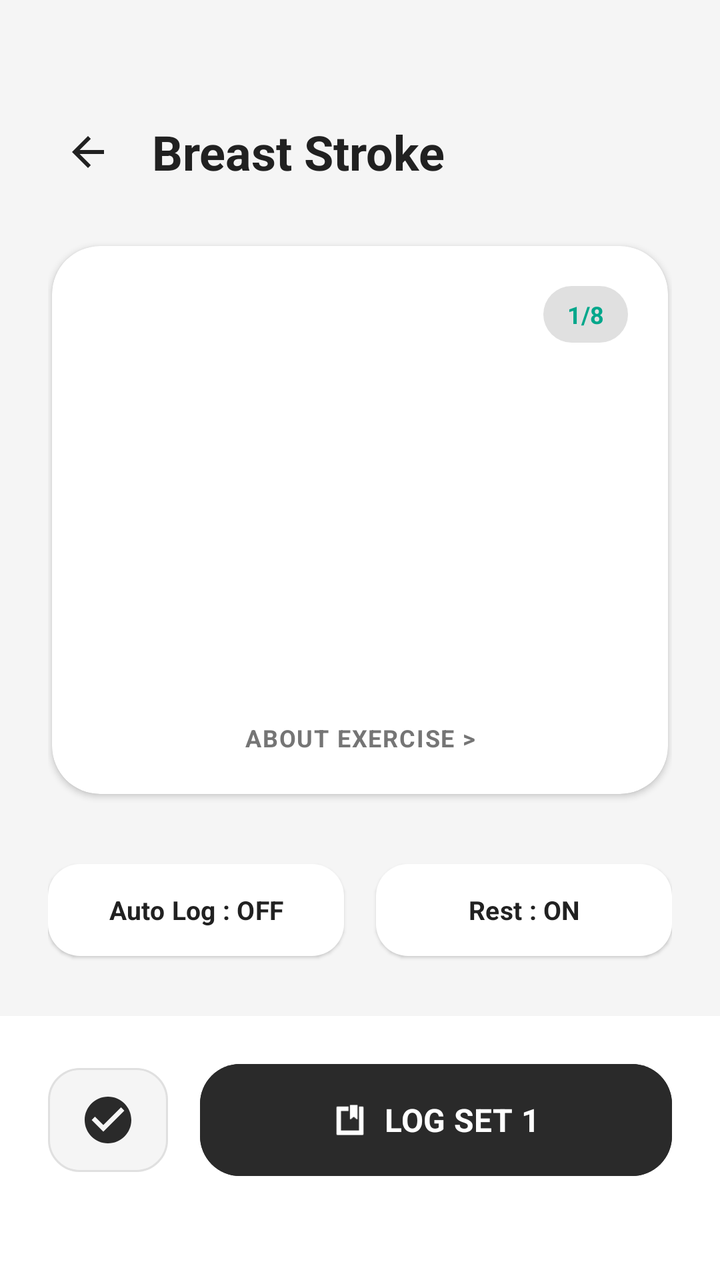
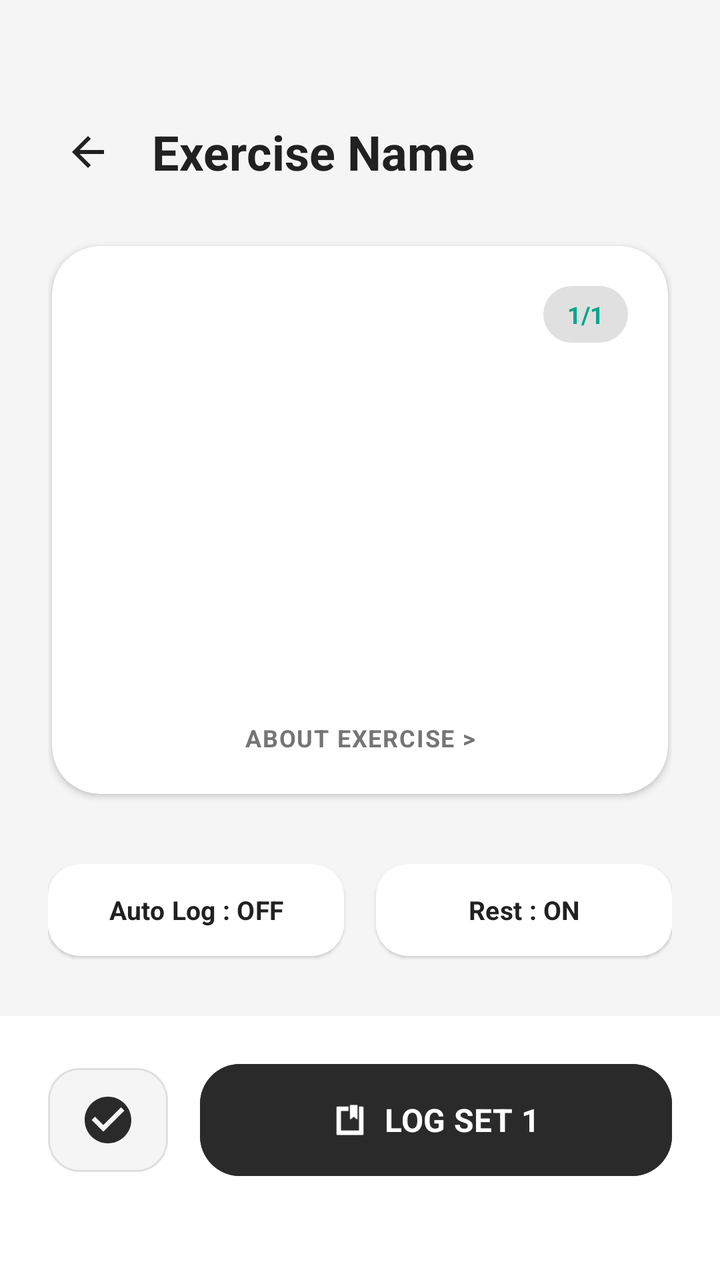

The first picture is an Android layout as it rendered before a commit; the second is the same layout after the commit. The layout source and the unified diff follow.
<!-- AndroidManifest.xml: application theme Theme.Nutriority -->
<!-- res/layout/fragment_exercise_detail.xml -->
<?xml version="1.0" encoding="utf-8"?>
<androidx.constraintlayout.widget.ConstraintLayout
    xmlns:android="http://schemas.android.com/apk/res/android"
    xmlns:app="http://schemas.android.com/apk/res-auto"
    xmlns:tools="http://schemas.android.com/tools"
    android:layout_width="match_parent"
    android:layout_height="match_parent"
    android:background="@color/app_background"
    tools:context=".ui.workout.ExerciseDetailFragment">

    
    <LinearLayout
        android:id="@+id/header_container"
        android:layout_width="match_parent"
        android:layout_height="wrap_content"
        android:orientation="vertical"
        android:paddingHorizontal="24dp"
        android:paddingTop="56dp"
        android:paddingBottom="16dp"
        app:layout_constraintTop_toTopOf="parent">

        <LinearLayout
            android:layout_width="match_parent"
            android:layout_height="wrap_content"
            android:gravity="center_vertical"
            android:orientation="horizontal">

            <ImageView
                android:id="@+id/backButton"
                android:layout_width="40dp"
                android:layout_height="40dp"
                android:importantForAccessibility="no"
                android:padding="8dp"
                android:src="@drawable/ic_arrow_back"
                app:tint="#212121" />

            <TextView
                android:id="@+id/exerciseTitle"
                android:layout_width="wrap_content"
                android:layout_height="wrap_content"
                android:layout_marginStart="12dp"
                android:fontFamily="sans-serif"
                android:textStyle="bold"
                android:text="Breast Stroke"
                android:textColor="#212121"
                android:textSize="24sp"
                app:autoSizeTextType="uniform"
                app:autoSizeMinTextSize="18sp"
                app:autoSizeMaxTextSize="24sp" />
        </LinearLayout>
    </LinearLayout>

    <androidx.core.widget.NestedScrollView
        android:layout_width="0dp"
        android:layout_height="0dp"
        android:clipToPadding="false"
        android:paddingBottom="100dp"
        app:layout_constraintBottom_toTopOf="@id/bottom_bar_container"
        app:layout_constraintEnd_toEndOf="parent"
        app:layout_constraintStart_toStartOf="parent"
        app:layout_constraintTop_toBottomOf="@id/header_container">

        <LinearLayout
            android:layout_width="match_parent"
            android:layout_height="wrap_content"
            android:orientation="vertical"
            android:paddingHorizontal="24dp">

            
            <com.google.android.material.card.MaterialCardView
                android:layout_width="match_parent"
                android:layout_height="280dp"
                android:layout_marginTop="8dp"
                app:cardBackgroundColor="@android:color/white"
                app:cardCornerRadius="24dp"
                app:cardElevation="2dp"
                app:cardPreventCornerOverlap="false"
                app:cardUseCompatPadding="true"
                app:strokeWidth="0dp">

                <androidx.constraintlayout.widget.ConstraintLayout
                    android:layout_width="match_parent"
                    android:layout_height="match_parent"
                    android:background="@android:color/transparent">

                    <TextView
                        android:id="@+id/exerciseCountText"
                        android:layout_width="wrap_content"
                        android:layout_height="wrap_content"
                        android:layout_marginTop="20dp"
                        android:layout_marginEnd="20dp"
                        android:background="@drawable/rounded_chip_background_light"
                        android:fontFamily="sans-serif"
                        android:textStyle="bold"
                        android:paddingHorizontal="12dp"
                        android:paddingVertical="6dp"
                        android:text="1/8"
                        android:textColor="@color/green"
                        android:textSize="12sp"
                        app:autoSizeTextType="uniform"
                        app:autoSizeMinTextSize="10sp"
                        app:autoSizeMaxTextSize="12sp"
                        app:layout_constraintEnd_toEndOf="parent"
                        app:layout_constraintTop_toTopOf="parent" />

                    <ImageView
                        android:id="@+id/img_exercise"
                        android:layout_width="match_parent"
                        android:layout_height="match_parent"
                        android:importantForAccessibility="no"
                        android:scaleType="centerInside"
                        android:layout_margin="32dp" />

                    <TextView
                        android:id="@+id/btnAboutExercise"
                        android:layout_width="wrap_content"
                        android:layout_height="wrap_content"
                        android:layout_marginBottom="20dp"
                        android:fontFamily="sans-serif"
                        android:textStyle="bold"
                        android:text="ABOUT EXERCISE >"
                        android:textColor="#757575"
                        android:textSize="12sp"
                        android:letterSpacing="0.05"
                        app:autoSizeTextType="uniform"
                        app:autoSizeMinTextSize="10sp"
                        app:autoSizeMaxTextSize="12sp"
                        app:layout_constraintBottom_toBottomOf="parent"
                        app:layout_constraintEnd_toEndOf="parent"
                        app:layout_constraintStart_toStartOf="parent" />

                </androidx.constraintlayout.widget.ConstraintLayout>
            </com.google.android.material.card.MaterialCardView>

            
            <LinearLayout
                android:id="@+id/settings_row"
                android:layout_width="match_parent"
                android:layout_height="wrap_content"
                android:layout_marginTop="24dp"
                android:orientation="horizontal"
                android:clipToPadding="false"
                android:paddingVertical="4dp">

                <com.google.android.material.button.MaterialButton
                    android:id="@+id/btnAutoLog"
                    style="@style/Widget.Material3.Button.ElevatedButton"
                    android:layout_width="0dp"
                    android:layout_height="54dp"
                    android:layout_weight="1"
                    android:layout_marginEnd="8dp"
                    android:fontFamily="sans-serif"
                    android:textStyle="bold"
                    android:text="Auto Log : OFF"
                    android:textColor="#212121"
                    android:textSize="13sp"
                    app:backgroundTint="@color/white"
                    app:cornerRadius="16dp"
                    app:elevation="2dp"
                    app:autoSizeTextType="uniform"
                    app:autoSizeMinTextSize="10sp"
                    app:autoSizeMaxTextSize="13sp" />

                <com.google.android.material.button.MaterialButton
                    android:id="@+id/btnRest"
                    style="@style/Widget.Material3.Button.ElevatedButton"
                    android:layout_width="0dp"
                    android:layout_height="54dp"
                    android:layout_weight="1"
                    android:layout_marginStart="8dp"
                    android:fontFamily="sans-serif"
                    android:textStyle="bold"
                    android:text="Rest : ON"
                    android:textColor="#212121"
                    android:textSize="13sp"
                    app:backgroundTint="@color/white"
                    app:cornerRadius="16dp"
                    app:elevation="2dp"
                    app:autoSizeTextType="uniform"
                    app:autoSizeMinTextSize="10sp"
                    app:autoSizeMaxTextSize="13sp" />
            </LinearLayout>

            <TextView
                android:id="@+id/tv_sets_title"
                android:layout_width="wrap_content"
                android:layout_height="wrap_content"
                android:layout_marginTop="32dp"
                android:fontFamily="sans-serif"
                android:textStyle="bold"
                android:text="Sets"
                android:textColor="#212121"
                android:textSize="20sp"
                app:autoSizeTextType="uniform"
                app:autoSizeMinTextSize="16sp"
                app:autoSizeMaxTextSize="20sp" />

            <androidx.recyclerview.widget.RecyclerView
                android:id="@+id/setsRecyclerView"
                android:layout_width="match_parent"
                android:layout_height="wrap_content"
                android:layout_marginTop="8dp"
                android:layout_marginBottom="24dp"
                android:nestedScrollingEnabled="false"
                tools:listitem="@layout/item_exercise_set" />

        </LinearLayout>
    </androidx.core.widget.NestedScrollView>

    <FrameLayout
        android:id="@+id/bottom_bar_container"
        android:layout_width="match_parent"
        android:layout_height="wrap_content"
        app:layout_constraintBottom_toBottomOf="parent">

        
        <com.google.android.material.card.MaterialCardView
            android:id="@+id/bottom_bar"
            android:layout_width="match_parent"
            android:layout_height="wrap_content"
            app:cardBackgroundColor="@android:color/white"
            app:cardCornerRadius="0dp"
            app:cardElevation="16dp"
            app:strokeWidth="0dp">

            <LinearLayout
                android:layout_width="match_parent"
                android:layout_height="wrap_content"
                android:layout_marginHorizontal="24dp"
                android:layout_marginTop="20dp"
                android:layout_marginBottom="48dp"
                android:gravity="center_vertical"
                android:orientation="horizontal">

                
                <com.google.android.material.button.MaterialButton
                    android:id="@+id/btnCheck"
                    style="@style/Widget.Material3.Button.OutlinedButton"
                    android:layout_width="60dp"
                    android:layout_height="60dp"
                    android:padding="0dp"
                    app:cornerRadius="16dp"
                    app:backgroundTint="#F5F5F5"
                    app:strokeColor="#E0E0E0"
                    app:strokeWidth="1dp"
                    app:icon="@drawable/ic_check_circle"
                    app:iconGravity="textStart"
                    app:iconPadding="0dp"
                    app:iconSize="28dp"
                    app:iconTint="@color/primary_dark" />

                <com.google.android.material.button.MaterialButton
                    android:id="@+id/btnLogSet"
                    android:layout_width="0dp"
                    android:layout_height="64dp"
                    android:layout_weight="1"
                    android:layout_marginStart="16dp"
                    android:fontFamily="sans-serif"
                    android:textStyle="bold"
                    android:text="LOG SET 1"
                    android:textSize="16sp"
                    android:backgroundTint="@color/primary_dark"
                    android:textColor="@color/white"
                    app:cornerRadius="20dp"
                    app:icon="@android:drawable/ic_input_get"
                    app:iconTint="@color/white"
                    app:iconGravity="textStart"
                    app:autoSizeTextType="uniform"
                    app:autoSizeMinTextSize="12sp"
                    app:autoSizeMaxTextSize="16sp" />

            </LinearLayout>
        </com.google.android.material.card.MaterialCardView>

        
        <com.google.android.material.card.MaterialCardView
            android:id="@+id/rest_timer_bar"
            android:layout_width="match_parent"
            android:layout_height="wrap_content"
            android:visibility="gone"
            app:cardBackgroundColor="@android:color/white"
            app:cardCornerRadius="0dp"
            app:cardElevation="16dp"
            app:strokeWidth="0dp">

            <androidx.constraintlayout.widget.ConstraintLayout
                android:layout_width="match_parent"
                android:layout_height="wrap_content"
                android:paddingBottom="48dp"
                android:clickable="true"
                android:focusable="true">

                
                <ImageView
                    android:id="@+id/btnCloseRest"
                    android:layout_width="32dp"
                    android:layout_height="32dp"
                    android:layout_margin="16dp"
                    android:src="@drawable/ic_close"
                    app:layout_constraintStart_toStartOf="parent"
                    app:layout_constraintTop_toTopOf="parent"
                    app:tint="#757575" />

                <TextView
                    android:layout_width="wrap_content"
                    android:layout_height="wrap_content"
                    android:text="Rest"
                    android:textColor="#212121"
                    android:textSize="20sp"
                    android:fontFamily="sans-serif"
                    android:textStyle="bold"
                    app:layout_constraintBottom_toBottomOf="@id/btnCloseRest"
                    app:layout_constraintEnd_toEndOf="parent"
                    app:layout_constraintStart_toStartOf="parent"
                    app:layout_constraintTop_toTopOf="@id/btnCloseRest" />

                
                <LinearLayout
                    android:id="@+id/timer_layout"
                    android:layout_width="match_parent"
                    android:layout_height="wrap_content"
                    android:layout_marginTop="32dp"
                    android:gravity="center"
                    android:orientation="horizontal"
                    app:layout_constraintTop_toBottomOf="@id/btnCloseRest">

                    <com.google.android.material.button.MaterialButton
                        android:id="@+id/btnMinus5"
                        style="@style/Widget.Material3.Button.OutlinedButton"
                        android:layout_width="60dp"
                        android:layout_height="60dp"
                        android:text="-5"
                        android:textColor="@color/green"
                        android:fontFamily="sans-serif"
                        android:textStyle="bold"
                        app:cornerRadius="16dp"
                        app:strokeColor="@color/green" />

                    <TextView
                        android:id="@+id/tvRestTimer"
                        android:layout_width="wrap_content"
                        android:layout_height="wrap_content"
                        android:layout_marginHorizontal="24dp"
                        android:fontFamily="sans-serif"
                        android:text="00:36s"
                        android:textColor="#212121"
                        android:textSize="48sp"
                        android:textStyle="bold" />

                    <com.google.android.material.button.MaterialButton
                        android:id="@+id/btnPlus5"
                        style="@style/Widget.Material3.Button.OutlinedButton"
                        android:layout_width="60dp"
                        android:layout_height="60dp"
                        android:text="+5"
                        android:textColor="@color/green"
                        android:fontFamily="sans-serif"
                        android:textStyle="bold"
                        app:cornerRadius="16dp"
                        app:strokeColor="@color/green" />
                </LinearLayout>

                
                <com.google.android.material.button.MaterialButton
                    android:id="@+id/btnStopRest"
                    android:layout_width="match_parent"
                    android:layout_height="64dp"
                    android:layout_marginHorizontal="24dp"
                    android:layout_marginTop="32dp"
                    android:backgroundTint="@color/primary_dark"
                    android:text="STOP"
                    android:textColor="#FFFFFF"
                    android:fontFamily="sans-serif"
                    android:textStyle="bold"
                    app:cornerRadius="20dp"
                    app:icon="@drawable/dot_active"
                    app:iconTint="#D32F2F"
                    app:layout_constraintTop_toBottomOf="@id/timer_layout" />

            </androidx.constraintlayout.widget.ConstraintLayout>
        </com.google.android.material.card.MaterialCardView>
    </FrameLayout>

</androidx.constraintlayout.widget.ConstraintLayout>
<!-- res/layout/item_exercise_set.xml (included above) -->
<?xml version="1.0" encoding="utf-8"?>
<com.google.android.material.card.MaterialCardView
    xmlns:android="http://schemas.android.com/apk/res/android"
    xmlns:app="http://schemas.android.com/apk/res-auto"
    xmlns:tools="http://schemas.android.com/tools"
    android:layout_width="match_parent"
    android:layout_height="wrap_content"
    android:layout_marginVertical="4dp"
    app:cardBackgroundColor="@android:color/white"
    app:cardCornerRadius="16dp"
    app:cardElevation="2dp"
    app:cardPreventCornerOverlap="false"
    app:cardUseCompatPadding="true"
    app:strokeWidth="0dp">

    <androidx.constraintlayout.widget.ConstraintLayout
        android:layout_width="match_parent"
        android:layout_height="72dp"
        android:background="@android:color/transparent"
        android:paddingHorizontal="16dp">

        <TextView
            android:id="@+id/set_number"
            android:layout_width="36dp"
            android:layout_height="36dp"
            android:background="@drawable/bg_set_number_active"
            android:gravity="center"
            android:fontFamily="sans-serif"
            android:textStyle="bold"
            android:textColor="#FFFFFF"
            android:textSize="16sp"
            app:autoSizeTextType="uniform"
            app:autoSizeMinTextSize="12sp"
            app:autoSizeMaxTextSize="16sp"
            app:layout_constraintBottom_toBottomOf="parent"
            app:layout_constraintStart_toStartOf="parent"
            app:layout_constraintTop_toTopOf="parent" />

        <LinearLayout
            android:id="@+id/reps_container"
            android:layout_width="0dp"
            android:layout_height="wrap_content"
            android:gravity="center"
            android:orientation="vertical"
            app:layout_constraintBottom_toBottomOf="parent"
            app:layout_constraintEnd_toStartOf="@id/divider"
            app:layout_constraintStart_toEndOf="@id/set_number"
            app:layout_constraintTop_toTopOf="parent">

            <TextView
                android:id="@+id/reps_count"
                android:layout_width="match_parent"
                android:layout_height="wrap_content"
                android:fontFamily="sans-serif"
                android:textStyle="bold"
                android:textColor="#212121"
                android:textSize="22sp"
                android:gravity="center"
                app:autoSizeTextType="uniform"
                app:autoSizeMinTextSize="16sp"
                app:autoSizeMaxTextSize="22sp" />

            <TextView
                android:id="@+id/unit_label"
                android:layout_width="match_parent"
                android:layout_height="wrap_content"
                android:fontFamily="sans-serif-medium"
                android:text="reps"
                android:textAllCaps="true"
                android:textColor="#757575"
                android:textSize="10sp"
                android:letterSpacing="0.1"
                android:gravity="center"
                app:autoSizeTextType="uniform"
                app:autoSizeMinTextSize="8sp"
                app:autoSizeMaxTextSize="10sp" />
        </LinearLayout>

        <View
            android:id="@+id/divider"
            android:layout_width="1dp"
            android:layout_height="24dp"
            android:background="#F5F5F5"
            app:layout_constraintBottom_toBottomOf="parent"
            app:layout_constraintEnd_toStartOf="@+id/delete_button"
            app:layout_constraintStart_toEndOf="@id/reps_container"
            app:layout_constraintTop_toTopOf="parent" />

        <LinearLayout
            android:id="@+id/delete_button"
            android:layout_width="0dp"
            android:layout_height="wrap_content"
            android:gravity="center"
            android:orientation="vertical"
            app:layout_constraintBottom_toBottomOf="parent"
            app:layout_constraintEnd_toEndOf="parent"
            app:layout_constraintStart_toEndOf="@id/divider"
            app:layout_constraintTop_toTopOf="parent">

            <ImageView
                android:layout_width="20dp"
                android:layout_height="20dp"
                android:importantForAccessibility="no"
                android:src="@android:drawable/ic_menu_delete"
                app:tint="#757575" />

            <TextView
                android:id="@+id/delete_text"
                android:layout_width="match_parent"
                android:layout_height="wrap_content"
                android:layout_marginTop="4dp"
                android:fontFamily="sans-serif"
                android:textStyle="bold"
                android:text="REMOVE"
                android:textColor="#757575"
                android:textSize="10sp"
                android:letterSpacing="0.05"
                android:gravity="center"
                app:autoSizeTextType="uniform"
                app:autoSizeMinTextSize="8sp"
                app:autoSizeMaxTextSize="10sp" />
        </LinearLayout>

    </androidx.constraintlayout.widget.ConstraintLayout>
</com.google.android.material.card.MaterialCardView>
<!-- resources referenced by this layout -->
<resources>
  <color name="app_background">#F5F5F5</color>
  <color name="green">#00A78B</color>
  <color name="primary_dark">#2A2A2A</color>
  <color name="white">#FFFFFFFF</color>
  <!-- drawable bg_set_number_active (drawable) -->
  <?xml version="1.0" encoding="utf-8"?>
  <shape xmlns:android="http://schemas.android.com/apk/res/android"
      android:shape="rectangle">
      <corners android:radius="8dp"/>
      <solid android:color="@color/secondary_blue"/>
  </shape>
  <!-- drawable dot_active (drawable) -->
  <?xml version="1.0" encoding="utf-8"?>
  <shape xmlns:android="http://schemas.android.com/apk/res/android"
      android:shape="oval">
      <solid android:color="@android:color/white"/>
      <size android:width="12dp" android:height="12dp"/>
  </shape>
  <!-- drawable ic_arrow_back (drawable) -->
  <vector xmlns:android="http://schemas.android.com/apk/res/android" android:autoMirrored="true" android:height="32dp" android:tint="#000000" android:viewportHeight="24" android:viewportWidth="24" android:width="32dp">
        
      <path android:fillColor="@android:color/white" android:pathData="M20,11H7.83l5.59,-5.59L12,4l-8,8 8,8 1.41,-1.41L7.83,13H20v-2z"/>
      
  </vector>
  <!-- drawable ic_check_circle (drawable) -->
  <vector xmlns:android="http://schemas.android.com/apk/res/android"
      android:width="24dp"
      android:height="24dp"
      android:viewportWidth="24"
      android:viewportHeight="24"
      android:tint="?attr/colorControlNormal">
    <path
        android:fillColor="@android:color/white"
        android:pathData="M12,2C6.48,2 2,6.48 2,12s4.48,10 10,10 10,-4.48 10,-10S17.52,2 12,2zM10,17l-5,-5 1.41,-1.41L10,14.17l7.59,-7.59L19,8l-9,9z"/>
  </vector>
  <!-- drawable ic_close (drawable) -->
  <vector xmlns:android="http://schemas.android.com/apk/res/android"
      android:width="24dp"
      android:height="24dp"
      android:viewportWidth="24"
      android:viewportHeight="24">
      <path
          android:fillColor="#000000"
          android:pathData="M19,6.41L17.59,5,12,10.59,6.41,5,5,6.41,10.59,12,5,17.59,6.41,19,12,13.41,17.59,19,19,17.59,13.41,12z" />
  </vector>
  <!-- drawable rounded_chip_background_light (drawable) -->
  <shape xmlns:android="http://schemas.android.com/apk/res/android">
      <solid android:color="#E0E0E0" />
      <corners android:radius="24dp" />
  </shape>
  <style name="Theme.Nutriority" parent="Base.Theme.Nutriority" />
  <color name="secondary_blue">#00A4B9</color>
  <style name="Base.Theme.Nutriority" parent="Theme.Material3.Light.NoActionBar">
          <item name="android:windowBackground">#F5F5F5</item>
          <item name="android:windowDrawsSystemBarBackgrounds">true</item>
          <item name="android:statusBarColor">@android:color/transparent</item>
          <item name="android:windowLightStatusBar">true</item>
          <item name="android:navigationBarColor">@android:color/transparent</item>
          <item name="android:windowLightNavigationBar" tools:ignore="NewApi">true</item>
          <item name="android:enforceNavigationBarContrast" tools:ignore="NewApi">false</item>
      </style>
</resources>

<!-- the commit's change to res/layout/fragment_exercise_detail.xml (unified diff, before → after) -->
@@ -41,7 +41,7 @@
                 android:layout_marginStart="12dp"
                 android:fontFamily="sans-serif"
                 android:textStyle="bold"
-                android:text="Breast Stroke"
+                android:text="Exercise Name"
                 android:textColor="#212121"
                 android:textSize="24sp"
                 app:autoSizeTextType="uniform"
@@ -51,6 +51,7 @@
     </LinearLayout>
 
     <androidx.core.widget.NestedScrollView
+        android:id="@+id/contentScrollView"
         android:layout_width="0dp"
         android:layout_height="0dp"
         android:clipToPadding="false"
@@ -94,12 +95,9 @@
                         android:textStyle="bold"
                         android:paddingHorizontal="12dp"
                         android:paddingVertical="6dp"
-                        android:text="1/8"
+                        android:text="1/1"
                         android:textColor="@color/green"
                         android:textSize="12sp"
-                        app:autoSizeTextType="uniform"
-                        app:autoSizeMinTextSize="10sp"
-                        app:autoSizeMaxTextSize="12sp"
                         app:layout_constraintEnd_toEndOf="parent"
                         app:layout_constraintTop_toTopOf="parent" />
 
@@ -122,9 +120,6 @@
                         android:textColor="#757575"
                         android:textSize="12sp"
                         android:letterSpacing="0.05"
-                        app:autoSizeTextType="uniform"
-                        app:autoSizeMinTextSize="10sp"
-                        app:autoSizeMaxTextSize="12sp"
                         app:layout_constraintBottom_toBottomOf="parent"
                         app:layout_constraintEnd_toEndOf="parent"
                         app:layout_constraintStart_toStartOf="parent" />
@@ -156,10 +151,7 @@
                     android:textSize="13sp"
                     app:backgroundTint="@color/white"
                     app:cornerRadius="16dp"
-                    app:elevation="2dp"
-                    app:autoSizeTextType="uniform"
-                    app:autoSizeMinTextSize="10sp"
-                    app:autoSizeMaxTextSize="13sp" />
+                    app:elevation="2dp" />
 
                 <com.google.android.material.button.MaterialButton
                     android:id="@+id/btnRest"
@@ -175,10 +167,7 @@
                     android:textSize="13sp"
                     app:backgroundTint="@color/white"
                     app:cornerRadius="16dp"
-                    app:elevation="2dp"
-                    app:autoSizeTextType="uniform"
-                    app:autoSizeMinTextSize="10sp"
-                    app:autoSizeMaxTextSize="13sp" />
+                    app:elevation="2dp" />
             </LinearLayout>
 
             <TextView
@@ -190,10 +179,7 @@
                 android:textStyle="bold"
                 android:text="Sets"
                 android:textColor="#212121"
-                android:textSize="20sp"
-                app:autoSizeTextType="uniform"
-                app:autoSizeMinTextSize="16sp"
-                app:autoSizeMaxTextSize="20sp" />
+                android:textSize="20sp" />
 
             <androidx.recyclerview.widget.RecyclerView
                 android:id="@+id/setsRecyclerView"
@@ -206,6 +192,17 @@
 
         </LinearLayout>
     </androidx.core.widget.NestedScrollView>
+
+    
+    <ProgressBar
+        android:id="@+id/loadingProgressBar"
+        android:layout_width="wrap_content"
+        android:layout_height="wrap_content"
+        android:visibility="gone"
+        app:layout_constraintTop_toTopOf="parent"
+        app:layout_constraintBottom_toBottomOf="parent"
+        app:layout_constraintStart_toStartOf="parent"
+        app:layout_constraintEnd_toEndOf="parent" />
 
     <FrameLayout
         android:id="@+id/bottom_bar_container"
@@ -232,7 +229,6 @@
                 android:gravity="center_vertical"
                 android:orientation="horizontal">
 
-                
                 <com.google.android.material.button.MaterialButton
                     android:id="@+id/btnCheck"
                     style="@style/Widget.Material3.Button.OutlinedButton"
@@ -264,10 +260,7 @@
                     app:cornerRadius="20dp"
                     app:icon="@android:drawable/ic_input_get"
                     app:iconTint="@color/white"
-                    app:iconGravity="textStart"
-                    app:autoSizeTextType="uniform"
-                    app:autoSizeMinTextSize="12sp"
-                    app:autoSizeMaxTextSize="16sp" />
+                    app:iconGravity="textStart" />
 
             </LinearLayout>
         </com.google.android.material.card.MaterialCardView>
@@ -290,7 +283,6 @@
                 android:clickable="true"
                 android:focusable="true">
 
-                
                 <ImageView
                     android:id="@+id/btnCloseRest"
                     android:layout_width="32dp"
@@ -314,7 +306,6 @@
                     app:layout_constraintStart_toStartOf="parent"
                     app:layout_constraintTop_toTopOf="@id/btnCloseRest" />
 
-                
                 <LinearLayout
                     android:id="@+id/timer_layout"
                     android:layout_width="match_parent"
@@ -342,7 +333,7 @@
                         android:layout_height="wrap_content"
                         android:layout_marginHorizontal="24dp"
                         android:fontFamily="sans-serif"
-                        android:text="00:36s"
+                        android:text="00:30s"
                         android:textColor="#212121"
                         android:textSize="48sp"
                         android:textStyle="bold" />
@@ -360,7 +351,6 @@
                         app:strokeColor="@color/green" />
                 </LinearLayout>
 
-                
                 <com.google.android.material.button.MaterialButton
                     android:id="@+id/btnStopRest"
                     android:layout_width="match_parent"
@@ -373,8 +363,6 @@
                     android:fontFamily="sans-serif"
                     android:textStyle="bold"
                     app:cornerRadius="20dp"
-                    app:icon="@drawable/dot_active"
-                    app:iconTint="#D32F2F"
                     app:layout_constraintTop_toBottomOf="@id/timer_layout" />
 
             </androidx.constraintlayout.widget.ConstraintLayout>
<!-- resource entries referenced after the edit -->
@@ -10,13 +10,6 @@
       android:shape="rectangle">
       <corners android:radius="8dp"/>
       <solid android:color="@color/secondary_blue"/>
-  </shape>
-  <!-- drawable dot_active (drawable) -->
-  <?xml version="1.0" encoding="utf-8"?>
-  <shape xmlns:android="http://schemas.android.com/apk/res/android"
-      android:shape="oval">
-      <solid android:color="@android:color/white"/>
-      <size android:width="12dp" android:height="12dp"/>
   </shape>
   <!-- drawable ic_arrow_back (drawable) -->
   <vector xmlns:android="http://schemas.android.com/apk/res/android" android:autoMirrored="true" android:height="32dp" android:tint="#000000" android:viewportHeight="24" android:viewportWidth="24" android:width="32dp">
